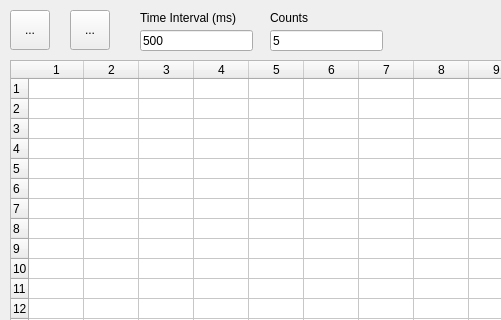
Above: ui/experiment_window.ui from alchem0x2A/SGI before the change; both pictures show x 0 to 501 and y 0 to 320 of the 592 by 511 pixel window. Below: the same form after it.
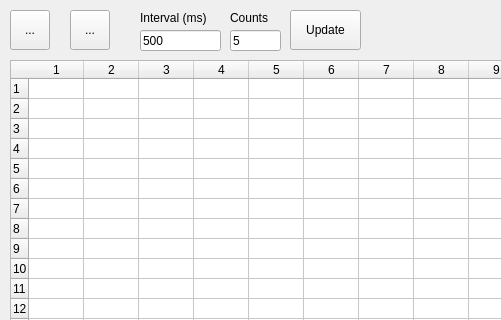
That is the form after the change. Icons and pictures are not drawn.

Commit message: Add  primary support for save file dialog

The edit to the form file:
```diff
--- a/ui/experiment_window.ui
+++ b/ui/experiment_window.ui
@@ -99,7 +99,7 @@
     <rect>
      <x>140</x>
      <y>30</y>
-     <width>113</width>
+     <width>81</width>
      <height>21</height>
     </rect>
    </property>
@@ -120,15 +120,15 @@
     </rect>
    </property>
    <property name="text">
-    <string>Time Interval (ms)</string>
+    <string>Interval (ms)</string>
    </property>
   </widget>
   <widget class="QLineEdit" name="field_counts">
    <property name="geometry">
     <rect>
-     <x>270</x>
+     <x>230</x>
      <y>30</y>
-     <width>113</width>
+     <width>51</width>
      <height>21</height>
     </rect>
    </property>
@@ -139,9 +139,9 @@
   <widget class="QLabel" name="label_2">
    <property name="geometry">
     <rect>
-     <x>270</x>
+     <x>230</x>
      <y>10</y>
-     <width>111</width>
+     <width>51</width>
      <height>16</height>
     </rect>
    </property>
@@ -188,6 +188,19 @@
     </size>
    </property>
   </widget>
+  <widget class="QPushButton" name="button_update">
+   <property name="geometry">
+    <rect>
+     <x>290</x>
+     <y>10</y>
+     <width>71</width>
+     <height>40</height>
+    </rect>
+   </property>
+   <property name="text">
+    <string>Update</string>
+   </property>
+  </widget>
  </widget>
  <resources/>
  <connections/>
```
The commit also changes 1 other file.
